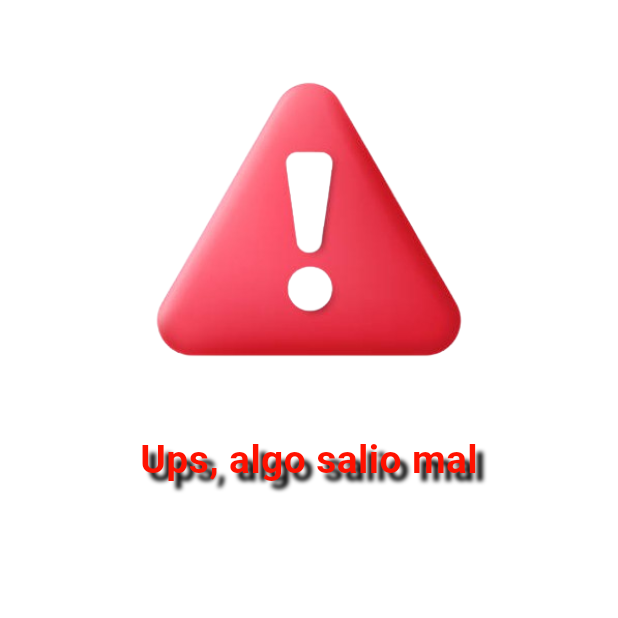
After one commit to MarkusGutierrez10/app_bloc_Consumer, a Flutter app: the Failure screen opened directly, on a phone screen of 412 x 824 dp, the top half of it. The commit adds this screen. Run offline on Flutter 3.47's test engine with Material 3 defaults, Android fonts, the phone set to English and light mode, and no system bars; statements that could not run were skipped.

Commit message:
creacion de la vista failure

```diff
--- a/perfil/lib/main.dart
+++ b/perfil/lib/main.dart
@@ -1,6 +1,7 @@
 import 'package:flutter/material.dart';
 
 import 'presentation/view/cargando.dart';
+import 'presentation/view/failure.dart';
 
 void main(){
   runApp(App());
@@ -12,7 +13,8 @@ class App extends StatelessWidget {
   @override
   Widget build(BuildContext context) {
     return MaterialApp(
-      home: Loading(),
+      debugShowCheckedModeBanner: false,
+      home: ,
     );
   }
 }
--- /dev/null
+++ b/perfil/lib/presentation/view/failure.dart
@@ -0,0 +1,34 @@
+
+import 'package:flutter/material.dart';
+
+class Failure extends StatelessWidget {
+  const Failure({
+    super.key,
+  });
+
+  @override
+  Widget build(BuildContext context) {
+    return Scaffold(
+      backgroundColor: const Color.fromARGB(255, 255, 255, 255),
+      body: Center(
+        child: Column(
+          children: [
+            Image.asset("assets/error.png"),
+            Text("Ups, algo salio mal",
+              style: TextStyle(
+                color: const Color.fromARGB(255, 255, 17, 0),
+                fontSize: 26,
+                fontWeight: FontWeight.bold,
+                shadows: [Shadow(
+                  offset: Offset(5, 5),
+                  blurRadius: 3,
+                  color: Colors.black
+                )]
+              ),
+            )
+          ],
+        )
+      ),
+    );
+  }
+}
--- a/perfil/pubspec.yaml
+++ b/perfil/pubspec.yaml
@@ -60,6 +60,7 @@ flutter:
   # To add assets to your application, add an assets section, like this:
   assets:
     - assets/cargando.gif
+    - assets/error.png
   #   - images/a_dot_ham.jpeg
 
   # An image asset can refer to one or more resolution-specific "variants", see
```
Also changed, not shown: perfil/lib/presentation/view/init.dart (added).
